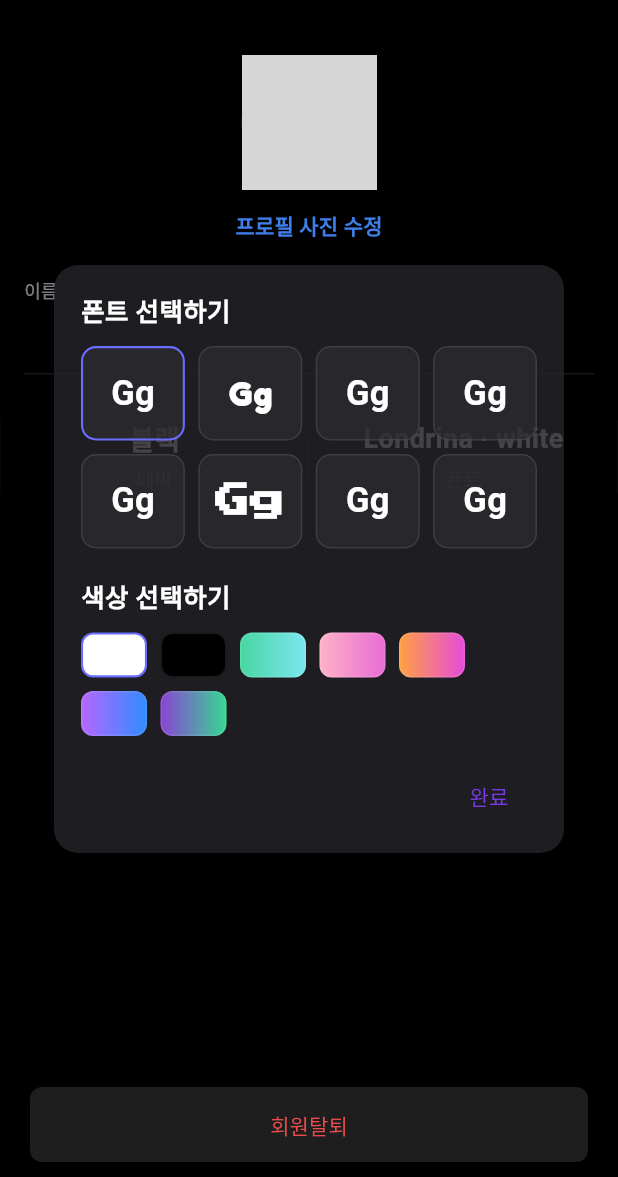
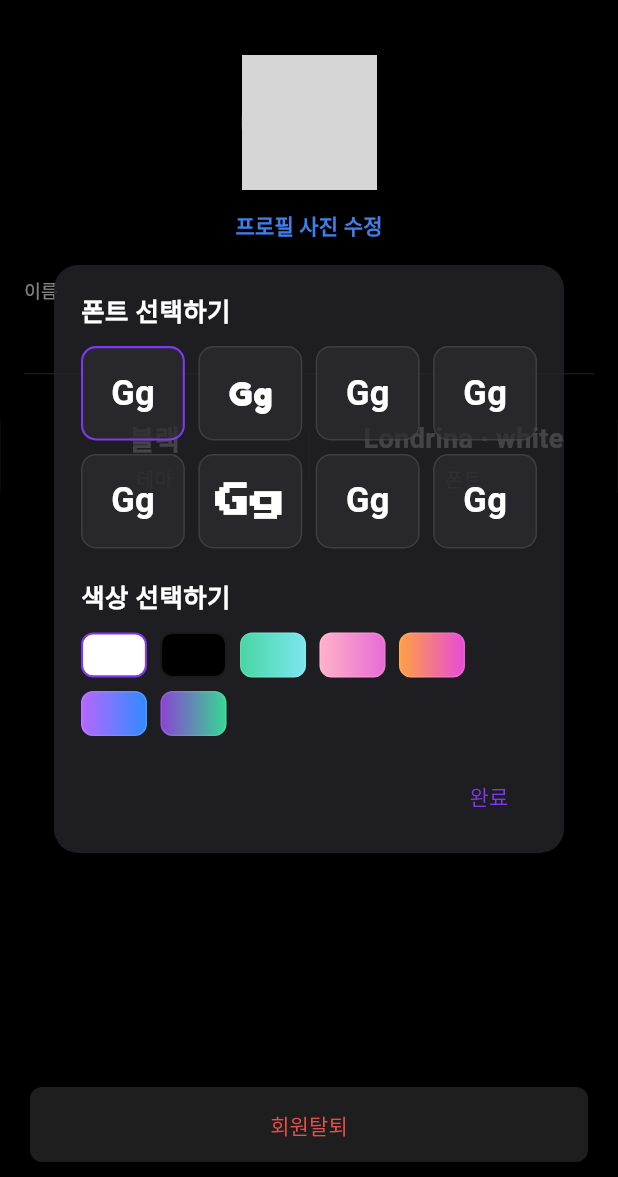
Before and after one commit to Goatt8/SLOTT_app, a Flutter app: the ProfileEditScreen screen opened directly with empty values, after a tap on an icon or button, on a phone screen of 412 x 824 dp, the part 59-1236 px from its top. Run offline on Flutter 3.47's test engine with Material 3 defaults, Android fonts, the light colour scheme and no system bars; our stand-ins replace camera, cloud_firestore, firebase_auth, firebase_core, firebase_storage, flutter_cache_manager and 5 more; missing offline and left inert: cached_video_player_plus; accounts and stored records are empty; network calls fail; Roboto replaces fonts that are missing (Bagel Fat One, Black Han Sans, Gaegu); grey boxes are pictures that could not be loaded.

Commit message:
theme 컬러 user.colorId 컬러로 일괄되게 변경

```diff
--- a/lib/Helper/ui_presets.dart
+++ b/lib/Helper/ui_presets.dart
@@ -163,6 +163,20 @@ class AppTypography {
       fontSize: fontSize,
       fontWeight: FontWeight.w800,
     );
+  }
+}
+
+class AppAccentColor {
+  static const Color defaultColor = Color(0xFF7C3AED);
+
+  static Color fromColorId(String? colorId) {
+    if (colorId == null ||
+        colorId == AppTypography.defaultPostColorId ||
+        colorId == 'black') {
+      return defaultColor;
+    }
+
+    return AppTypography.postColorPreset(colorId).colors.first;
   }
 }
 
--- a/lib/Screen/social_group_screen.dart
+++ b/lib/Screen/social_group_screen.dart
@@ -440,13 +440,14 @@ class _SocialGroupScreenState extends State<SocialGroupScreen> {
     final postCount = groupPosts.where((post) => post.hourSlot == hour).length;
     final isComplete = postCount == memberCount && postCount > 0;
     final isSelected = index == currentIndex;
+    final accentColor = Theme.of(context).colorScheme.primary;
 
     final Color indicatorColor;
     if (isSelected) {
-      indicatorColor = isComplete ? const Color(0xFF7C3AED) : Colors.white;
+      indicatorColor = isComplete ? accentColor : Colors.white;
     } else {
       indicatorColor = isComplete
-          ? const Color(0xFF7C3AED).withValues(alpha: 0.5)
+          ? accentColor.withValues(alpha: 0.5)
           : Colors.white24;
     }
 
--- a/lib/Widget/confirm_dialog.dart
+++ b/lib/Widget/confirm_dialog.dart
@@ -44,7 +44,9 @@ class ConfirmDialog extends StatelessWidget {
           child: Text(
             confirmText,
             style: TextStyle(
-              color: isDangerous ? Colors.redAccent : const Color(0xFF7C3AED),
+              color: isDangerous
+                  ? Colors.redAccent
+                  : Theme.of(context).colorScheme.primary,
               fontWeight: FontWeight.bold,
             ),
           ),
--- a/lib/Widget/navigation_triangle_button.dart
+++ b/lib/Widget/navigation_triangle_button.dart
@@ -26,7 +26,7 @@ class _NavigationTriangleButtonState extends State<NavigationTriangleButton> {
     if (!widget.enabled) {
       lineColor = Colors.white24;
     } else if (_isPressed) {
-      lineColor = const Color(0xFF7C3AED);
+      lineColor = Theme.of(context).colorScheme.primary;
     } else {
       lineColor = Colors.white54;
     }
--- a/lib/Widget/post_comment_overlay.dart
+++ b/lib/Widget/post_comment_overlay.dart
@@ -35,7 +35,7 @@ class PostCommentOverlay extends StatelessWidget {
     required this.hourText,
     this.hourTextColor = Colors.white10,
     this.emptyAssetPath = 'assets/emoji/zzz.png',
-    this.emptyAssetSize = 50,
+    this.emptyAssetSize = 36,
     this.emptyAssetOpacity = 0.6,
     this.controller = null,
     this.comment = null,
--- a/lib/Widget/post_text_style_picker_dialog.dart
+++ b/lib/Widget/post_text_style_picker_dialog.dart
@@ -22,6 +22,8 @@ class _PostTextStylePickerDialogState extends State<PostTextStylePickerDialog> {
 
   @override
   Widget build(BuildContext context) {
+    final accentColor = AppAccentColor.fromColorId(_selection.colorId);
+
     return Dialog(
       backgroundColor: const Color(0xD6242428),
       insetPadding: const EdgeInsets.symmetric(horizontal: 28, vertical: 48),
@@ -46,6 +48,7 @@ class _PostTextStylePickerDialogState extends State<PostTextStylePickerDialog> {
                 alignment: Alignment.centerRight,
                 child: TextButton(
                   onPressed: () => Navigator.of(context).pop(_selection),
+                  style: TextButton.styleFrom(foregroundColor: accentColor),
                   child: const Text('완료'),
                 ),
               ),
@@ -57,6 +60,8 @@ class _PostTextStylePickerDialogState extends State<PostTextStylePickerDialog> {
   }
 
   Widget _buildFontGrid() {
+    final accentColor = AppAccentColor.fromColorId(_selection.colorId);
+
     return GridView.count(
       crossAxisCount: 4,
       crossAxisSpacing: 9,
@@ -68,6 +73,7 @@ class _PostTextStylePickerDialogState extends State<PostTextStylePickerDialog> {
         final isSelected = _selection.fontId == preset.id;
         return _PickerTile(
           isSelected: isSelected,
+          selectedColor: accentColor,
           onTap: () {
             setState(() {
               _selection = _selection.copyWith(fontId: preset.id);
@@ -86,6 +92,8 @@ class _PostTextStylePickerDialogState extends State<PostTextStylePickerDialog> {
   }
 
   Widget _buildColorGrid() {
+    final accentColor = AppAccentColor.fromColorId(_selection.colorId);
+
     return Wrap(
       spacing: 9,
       runSpacing: 9,
@@ -103,7 +111,7 @@ class _PostTextStylePickerDialogState extends State<PostTextStylePickerDialog> {
             decoration: BoxDecoration(
               borderRadius: BorderRadius.circular(8),
               border: Border.all(
-                color: isSelected ? const Color(0xFF6A6DFF) : Colors.white10,
+                color: isSelected ? accentColor : Colors.white10,
                 width: isSelected ? 1.4 : 1,
               ),
               gradient: preset.colors.length > 1
@@ -140,11 +148,13 @@ class _PickerTile extends StatelessWidget {
   const _PickerTile({
     required this.child,
     required this.isSelected,
+    required this.selectedColor,
     required this.onTap,
   });
 
   final Widget child;
   final bool isSelected;
+  final Color selectedColor;
   final VoidCallback onTap;
 
   @override
@@ -158,7 +168,7 @@ class _PickerTile extends StatelessWidget {
           color: const Color(0xB32B2B30),
           borderRadius: BorderRadius.circular(10),
           border: Border.all(
-            color: isSelected ? const Color(0xFF6A6DFF) : Colors.white10,
+            color: isSelected ? selectedColor : Colors.white10,
             width: isSelected ? 1.4 : 1,
           ),
         ),
--- a/lib/main.dart
+++ b/lib/main.dart
@@ -1,6 +1,10 @@
 import 'package:flutter/material.dart';
+import 'package:firebase_auth/firebase_auth.dart';
+import 'package:bababam_app/Helper/ui_presets.dart';
+import 'package:bababam_app/Model/app_user.dart';
 import 'package:bababam_app/Screen/group_list_screen.dart';
 import 'package:bababam_app/Screen/login_screen.dart';
+import 'package:bababam_app/Service/firestore_service.dart';
 import 'package:firebase_core/firebase_core.dart';
 import 'firebase_options.dart';
 
@@ -12,20 +16,53 @@ void main() async {
   runApp(const BababamApp());
 }
 
-class BababamApp extends StatelessWidget {
+class BababamApp extends StatefulWidget {
   const BababamApp({super.key});
 
   @override
+  State<BababamApp> createState() => _BababamAppState();
+}
+
+class _BababamAppState extends State<BababamApp> {
+  final FireStoreService _firestoreService = FireStoreService();
+
+  @override
   Widget build(BuildContext context) {
+    return StreamBuilder<User?>(
+      stream: FirebaseAuth.instance.authStateChanges(),
+      builder: (context, authSnapshot) {
+        final uid = authSnapshot.data?.uid;
+        if (uid == null) {
+          return _buildMaterialApp(AppAccentColor.defaultColor);
+        }
+
+        return StreamBuilder<AppUser?>(
+          stream: _firestoreService.watchUser(uid),
+          builder: (context, userSnapshot) {
+            final accentColor = AppAccentColor.fromColorId(
+              userSnapshot.data?.colorId,
+            );
+            return _buildMaterialApp(accentColor);
+          },
+        );
+      },
+    );
+  }
+
+  Widget _buildMaterialApp(Color accentColor) {
     return MaterialApp(
       title: 'Bababam',
       debugShowCheckedModeBanner: false,
       initialRoute: '/login',
       theme: ThemeData.dark().copyWith(
         colorScheme: ColorScheme.dark(
-          primary: Color(0xFF7C3AED),
+          primary: accentColor,
           secondary: Color(0xFFFF2D55),
         ),
+        textButtonTheme: TextButtonThemeData(
+          style: TextButton.styleFrom(foregroundColor: accentColor),
+        ),
+        progressIndicatorTheme: ProgressIndicatorThemeData(color: accentColor),
       ),
       routes: {
         '/home': (context) => const GroupListScreen(),
```
Also changed, not shown: lib/Screen/create_group_screen.dart (+8 -3 lines), lib/Service/firestore_service.dart (+11 -0 lines), lib/Widget/code_input_dialog.dart (+6 -4 lines), 1 other file.
